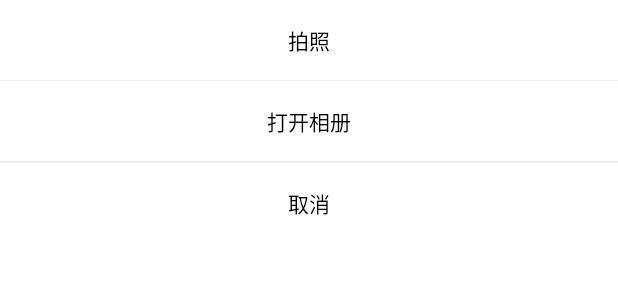
After one commit to Star-smile/recipe, an Android app: the layout dialog_bottom.xml on its own in the app's theme, with its tools: preview values and no code run, on a phone screen of 412 x 824 dp. The commit adds this screen. Shown: the top 300 px of the screen. Run offline under Robolectric (Android 15) with nearby library versions, the phone set to English and light mode, and no system bars.

Commit message:
更换头像

```diff
--- /dev/null
+++ b/Application/app/src/main/res/layout/dialog_bottom.xml
@@ -0,0 +1,50 @@
+<?xml version="1.0" encoding="utf-8"?>
+<LinearLayout xmlns:android="http://schemas.android.com/apk/res/android"
+    android:layout_width="match_parent"
+    android:layout_height="wrap_content"
+    android:background="#FFF"
+    android:orientation="vertical">
+
+    <TextView
+        android:id="@+id/tv_take_pictures"
+        android:layout_width="match_parent"
+        android:layout_height="wrap_content"
+        android:foreground="?android:attr/selectableItemBackground"
+        android:gravity="center"
+        android:padding="16dp"
+        android:text="拍照"
+        android:textColor="#000" />
+
+    <View
+        android:layout_width="match_parent"
+        android:layout_height="0.5dp"
+        android:background="#EEEEEE" />
+
+    <TextView
+        android:id="@+id/tv_open_album"
+        android:layout_width="match_parent"
+        android:layout_height="wrap_content"
+        android:foreground="?android:attr/selectableItemBackground"
+        android:gravity="center"
+        android:padding="16dp"
+        android:text="打开相册"
+        android:textColor="#000" />
+
+    <View
+        android:layout_width="match_parent"
+        android:layout_height="1dp"
+        android:background="#EEEEEE" />
+
+    <TextView
+        android:id="@+id/tv_cancel"
+        android:layout_width="match_parent"
+        android:layout_height="wrap_content"
+        android:background="#FFF"
+        android:foreground="?android:attr/selectableItemBackground"
+        android:gravity="center"
+        android:padding="16dp"
+        android:text="取消"
+        android:textColor="#000" />
+
+
+</LinearLayout>
```
Also changed, not shown: Application/app/src/main/java/com/recipe/application/fragment/MeFragment.java (+39 -0 lines).
